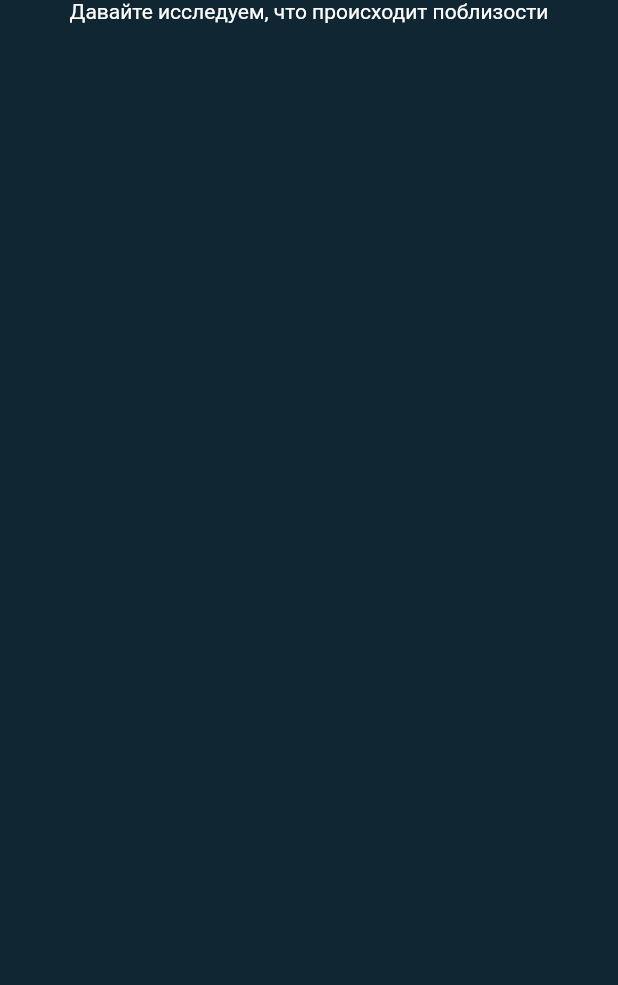
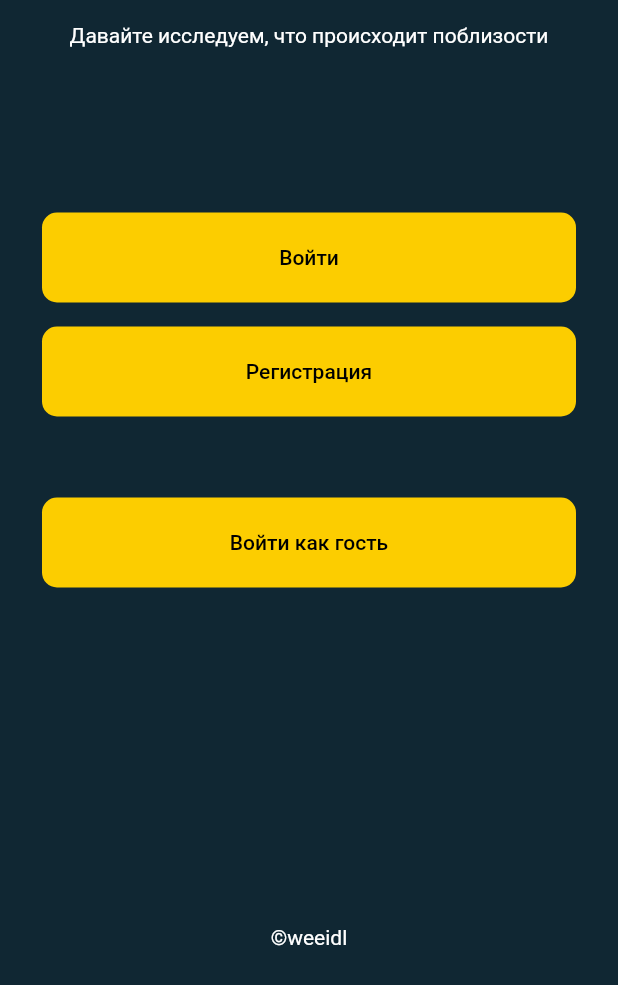
Before and after one commit to weeidl/XVent, a Flutter app: the screen it shows after launch, on a phone screen of 412 x 824 dp, the part 251-1236 px from its top. Run offline on Flutter 3.47's test engine with Material 2 defaults, Android fonts, the phone set to English and light mode, and no system bars; our stand-ins replace flutter_svg.

Commit message:
Add Login Screen

```diff
--- a/lib/main.dart
+++ b/lib/main.dart
@@ -1,5 +1,5 @@
 import 'package:flutter/material.dart';
-import 'package:xvent/screen/register/login_screen.dart';
+import 'package:xvent/screens/landing.dart';
 
 void main() {
   runApp(MyApp());
@@ -13,7 +13,7 @@ class MyApp extends StatelessWidget {
       theme: ThemeData(
         primarySwatch: Colors.amber,
       ),
-      home: LoginScreen(),
+      home: Landing(),
     );
   }
 }
--- a/lib/screen/register/login_screen.dart
+++ /dev/null
@@ -1,28 +0,0 @@
-import 'package:flutter/material.dart';
-import 'package:flutter_svg/flutter_svg.dart';
-import 'package:xvent/theme/colors.dart';
-
-class LoginScreen extends StatelessWidget {
-  const LoginScreen({Key? key}) : super(key: key);
-
-  @override
-  Widget build(BuildContext context) {
-    return Scaffold(
-      backgroundColor: XVentColor.background,
-      body: Center(
-        child: Column(
-          children: [
-            SizedBox(height: 132),
-            SvgPicture.asset(
-              'assets/logo_xvent.svg',
-            ),
-            Text(
-              'Давайте исследуем, что происходит поблизости',
-              style: TextStyle(color: XVentColor.white),
-            ),
-          ],
-        ),
-      ),
-    );
-  }
-}
--- /dev/null
+++ b/lib/screens/landing.dart
@@ -0,0 +1,13 @@
+import 'package:flutter/material.dart';
+import 'package:xvent/screens/home.dart';
+import 'package:xvent/screens/register/login_screen.dart';
+
+class Landing extends StatelessWidget {
+  const Landing({Key? key}) : super(key: key);
+
+  @override
+  Widget build(BuildContext context) {
+    final bool isLoadingIn = false;
+    return isLoadingIn ? Home() : LoginScreen();
+  }
+}
--- /dev/null
+++ b/lib/screens/register/login_screen.dart
@@ -0,0 +1,77 @@
+import 'package:flutter/cupertino.dart';
+import 'package:flutter/material.dart';
+import 'package:flutter_svg/flutter_svg.dart';
+import 'package:xvent/screens/home.dart';
+import 'package:xvent/screens/register/auth.dart';
+import 'package:xvent/theme/colors.dart';
+import 'package:xvent/widgets/button.dart';
+
+class LoginScreen extends StatelessWidget {
+  const LoginScreen({Key? key}) : super(key: key);
+
+  @override
+  Widget build(BuildContext context) {
+    return Scaffold(
+      backgroundColor: XVentColor.background,
+      body: Center(
+        child: Column(
+          children: [
+            SizedBox(height: 132),
+            SvgPicture.asset(
+              'assets/logo_xvent.svg',
+            ),
+            SizedBox(height: 16),
+            Text(
+              'Давайте исследуем, что происходит поблизости',
+              style: TextStyle(color: XVentColor.white),
+            ),
+            Padding(
+              padding: const EdgeInsets.only(right: 28, left: 28, top: 110),
+              child: Button(
+                width: double.infinity,
+                height: 60,
+                text: 'Войти',
+                buttonColor: XVentColor.yellow,
+                onPressed: () {
+                  print('Hello');
+                },
+              ),
+            ),
+            Padding(
+              padding: const EdgeInsets.only(right: 28, left: 28, top: 16),
+              child: Button(
+                width: double.infinity,
+                height: 60,
+                text: 'Регистрация',
+                buttonColor: XVentColor.yellow,
+                onPressed: () {
+                  Navigator.push(
+                      context, MaterialPageRoute(builder: (context) => Auth()));
+                },
+              ),
+            ),
+            Padding(
+              padding: const EdgeInsets.only(right: 28, left: 28, top: 54),
+              child: Button(
+                width: double.infinity,
+                height: 60,
+                text: 'Войти как гость',
+                buttonColor: XVentColor.yellow,
+                onPressed: () {
+                  Navigator.push(
+                      context, MaterialPageRoute(builder: (context) => Home()));
+                },
+              ),
+            ),
+            Spacer(),
+            Text(
+              '©weeidl',
+              style: TextStyle(color: XVentColor.white),
+            ),
+            SizedBox(height: 24),
+          ],
+        ),
+      ),
+    );
+  }
+}
--- /dev/null
+++ b/lib/widgets/button.dart
@@ -0,0 +1,43 @@
+import 'package:flutter/material.dart';
+
+class Button extends StatelessWidget {
+  final double? width;
+  final double? height;
+  final Widget? child;
+  final String? text;
+  final TextStyle? textStyle;
+  final Color? buttonColor;
+  final VoidCallback onPressed;
+
+  Button({
+    this.width,
+    this.height,
+    this.child,
+    this.text,
+    this.buttonColor,
+    required this.onPressed,
+    this.textStyle,
+  });
+
+  @override
+  Widget build(BuildContext context) {
+    return ConstrainedBox(
+      constraints: BoxConstraints.tightFor(width: width, height: height),
+      child: ElevatedButton(
+        onPressed: onPressed,
+        child: child ??
+            Text(
+              text!,
+              style: textStyle,
+            ),
+        style: ElevatedButton.styleFrom(
+          elevation: 0,
+          primary: buttonColor,
+          shape: RoundedRectangleBorder(
+            borderRadius: BorderRadius.circular(10),
+          ),
+        ),
+      ),
+    );
+  }
+}
--- a/pubspec.yaml
+++ b/pubspec.yaml
@@ -29,6 +29,10 @@ dependencies:
   # Use with the CupertinoIcons class for iOS style icons.
   cupertino_icons: ^1.0.2
   flutter_svg: ^0.22.0
+  firebase_auth: ^3.0.1
+  cloud_firestore: ^2.4.0
+  provider: ^5.0.0
+  fluttertoast: ^8.0.7
 
 dev_dependencies:
   flutter_test:
```
Also changed, not shown: lib/screens/home.dart (added, +21 -0 lines), lib/screens/register/auth.dart (added, +91 -0 lines), pubspec.lock.
